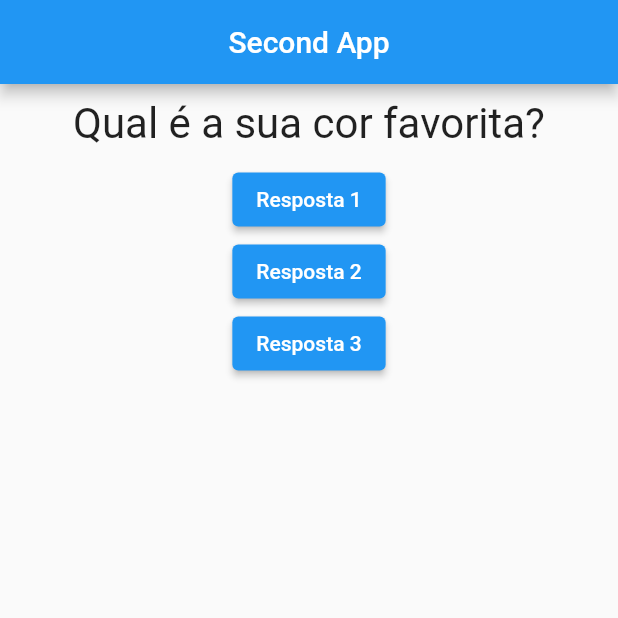
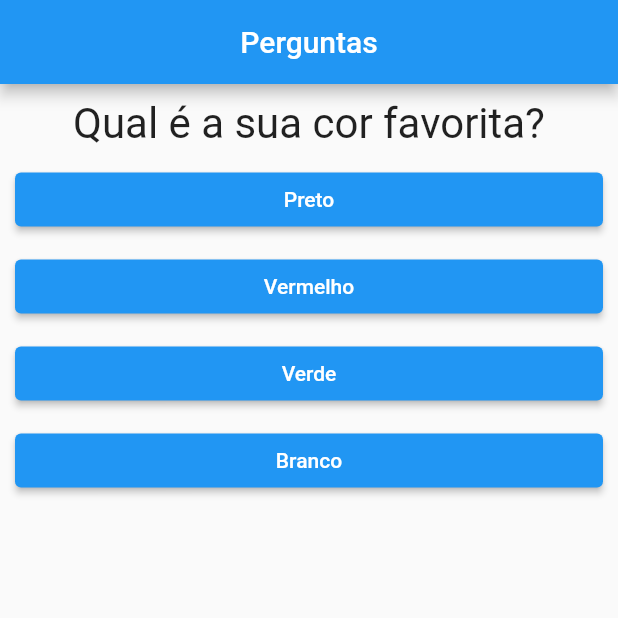
Before and after one commit to andrem4rks/flutter-study-cases, a Flutter app: the screen it shows after launch, on a phone screen of 412 x 824 dp, the top half of it. Run offline on Flutter 3.47's test engine with Material 2 defaults, Android fonts, the phone set to English and light mode, and no system bars.

Commit message:
tranfer commit

```diff
--- a/projeto_perguntas_udemy/lib/main.dart
+++ b/projeto_perguntas_udemy/lib/main.dart
@@ -1,53 +1,56 @@
 // ignore_for_file: prefer_const_constructors, use_key_in_widget_constructors, avoid_print, library_private_types_in_public_api
 
 import 'package:flutter/material.dart';
-import './questao.dart';
+import 'package:projeto_perguntas_udemy/questionario.dart';
+import 'package:projeto_perguntas_udemy/resultado.dart';
 
 main() => runApp(PerguntaApp());
 
 class _PerguntaAppState extends State<PerguntaApp> {
   var _perguntaSelecionada = 0;
 
+  final _perguntas = [
+    {
+      'texto': 'Qual é a sua cor favorita?',
+      'respostas': ['Preto', 'Vermelho', 'Verde', 'Branco'],
+    },
+    {
+      'texto': 'Qual seu animal favorito?',
+      'respostas': ['Coelho', 'Cobra', 'Elefante', 'Leão'],
+    },
+    {
+      'texto': 'Qual seu carro favorito?',
+      'respostas': ['Celta', 'HB20', 'Gol', 'Fusca'],
+    }
+  ];
+
   void _responder() {
-    print(_perguntaSelecionada);
-    if (_perguntaSelecionada + 1 <= 1) {
+    if (temPerguntaSelecionada) {
       setState(() {
         _perguntaSelecionada++;
       });
     }
   }
 
+  bool get temPerguntaSelecionada {
+    return _perguntaSelecionada < _perguntas.length;
+  }
+
   @override
   Widget build(BuildContext context) {
-    final perguntas = [
-      'Qual é a sua cor favorita?',
-      'Qual seu animal favorito?',
-    ];
     return MaterialApp(
       home: Scaffold(
         appBar: AppBar(
           title: Center(
-            child: Text('Second App'),
+            child: Text('Perguntas'),
           ),
         ),
-        body: Column(
-          crossAxisAlignment: CrossAxisAlignment.center,
-          children: [
-            Questao(perguntas[_perguntaSelecionada]),
-            ElevatedButton(
-              onPressed: _responder,
-              child: (Text('Resposta 1')),
-            ),
-            ElevatedButton(
-              onPressed: _responder,
-              child: (Text('Resposta 2')),
-            ),
-            ElevatedButton(
-              onPressed: _responder,
-              child: (Text('Resposta 3')),
-            ),
-          ],
-        ),
+        body: temPerguntaSelecionada
+            ? Questionario(
+                perguntas: _perguntas,
+                perguntaSelecionada: _perguntaSelecionada,
+                quandoSelecionado: _responder)
+            : Resultado(),
       ),
     );
   }
--- /dev/null
+++ b/projeto_perguntas_udemy/lib/questionario.dart
@@ -0,0 +1,34 @@
+import 'package:flutter/material.dart';
+import 'package:projeto_perguntas_udemy/questao.dart';
+import 'package:projeto_perguntas_udemy/resposta.dart';
+
+class Questionario extends StatelessWidget {
+  const Questionario(
+      {required this.perguntas,
+      required this.perguntaSelecionada,
+      required this.quandoSelecionado,
+      super.key});
+
+  final List<Map<String, Object>> perguntas;
+  final int perguntaSelecionada;
+  final void Function() quandoSelecionado;
+
+  bool get temPerguntaSelecionada {
+    return perguntaSelecionada < perguntas.length;
+  }
+
+  @override
+  Widget build(BuildContext context) {
+    List<String> respostas = temPerguntaSelecionada
+        ? perguntas[perguntaSelecionada].cast()['respostas']
+        : [];
+
+    return Column(
+      crossAxisAlignment: CrossAxisAlignment.center,
+      children: [
+        Questao(perguntas[perguntaSelecionada]['texto'].toString()),
+        ...respostas.map((t) => Resposta(t, quandoSelecionado)).toList(),
+      ],
+    );
+  }
+}
--- /dev/null
+++ b/projeto_perguntas_udemy/lib/resposta.dart
@@ -0,0 +1,23 @@
+import 'package:flutter/material.dart';
+
+class Resposta extends StatelessWidget {
+  final String texto;
+  final void Function() quandoSelecionado;
+
+  const Resposta(this.texto, this.quandoSelecionado, {super.key});
+
+  @override
+  Widget build(BuildContext context) {
+    return Container(
+      width: double.infinity,
+      margin: const EdgeInsets.fromLTRB(10, 0, 10, 10),
+      child: ElevatedButton(
+        onPressed: quandoSelecionado,
+        child: Padding(
+          padding: const EdgeInsets.all(8.0),
+          child: (Text(texto)),
+        ),
+      ),
+    );
+  }
+}
--- /dev/null
+++ b/projeto_perguntas_udemy/lib/resultado.dart
@@ -0,0 +1,17 @@
+import 'package:flutter/material.dart';
+
+class Resultado extends StatelessWidget {
+  const Resultado({super.key});
+
+  @override
+  Widget build(BuildContext context) {
+    return const Center(
+      child: Text(
+        'Parabéns!',
+        style: TextStyle(
+          fontSize: 28,
+        ),
+      )
+    );
+  }
+}
```
